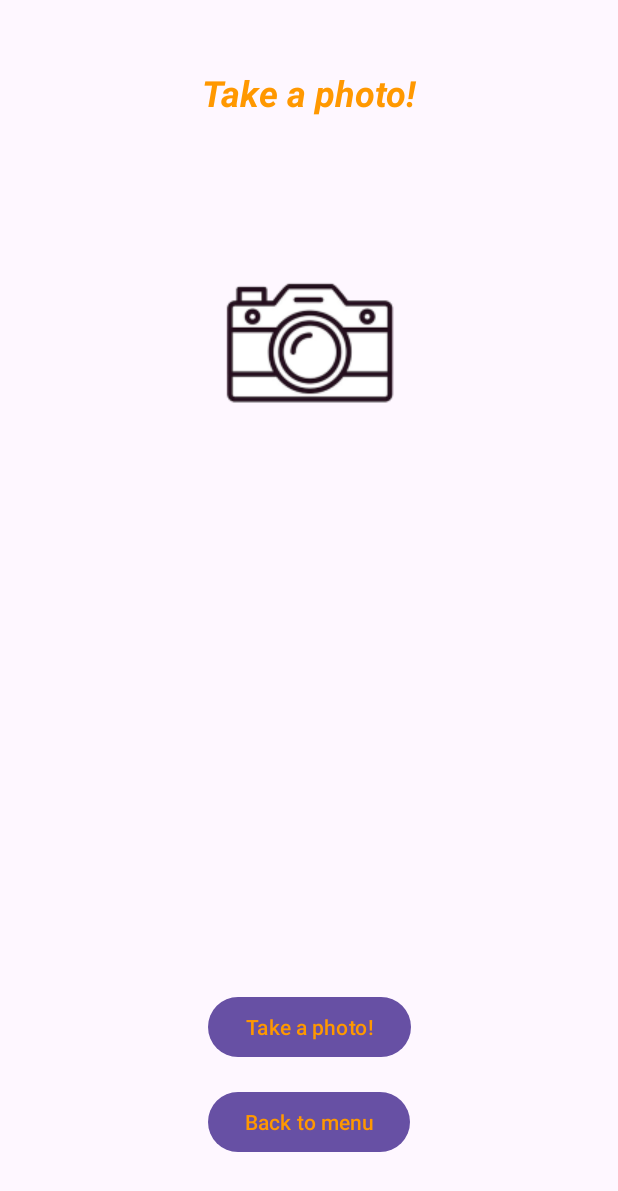
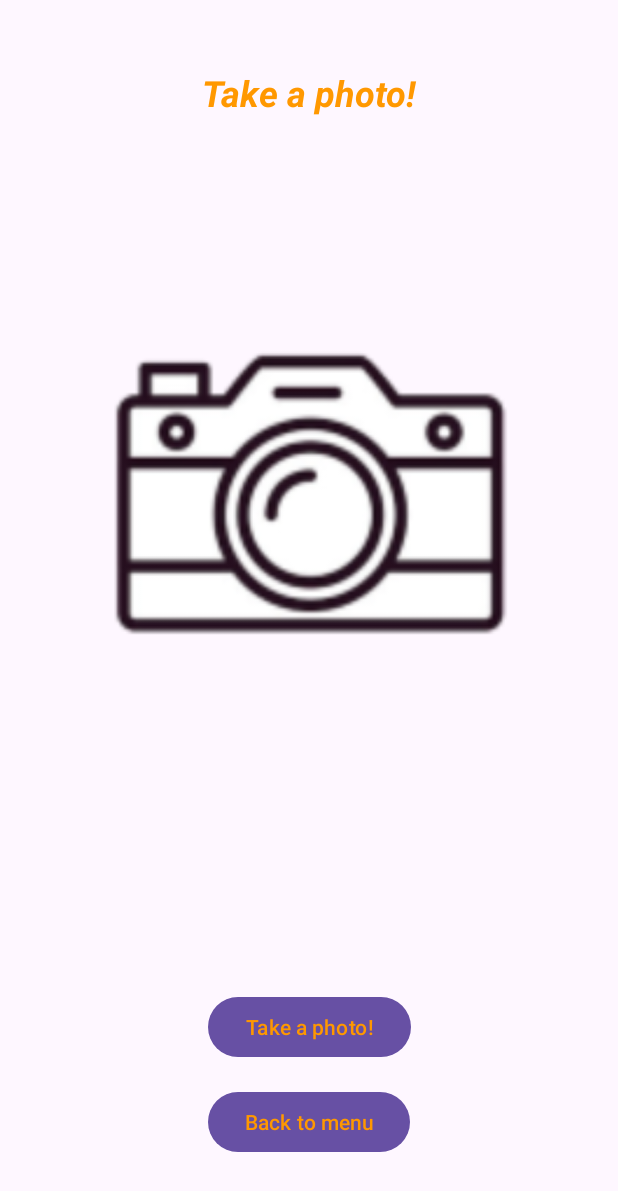
Before and after one commit to davplanes/Predefined_Contracts, an Android app: the Camera_Activity screen opened directly, with no data from a screen before it, on a phone screen of 412 x 824 dp. Shown: the top 1191 px of the screen. Run offline under Robolectric (Android 15) with nearby library versions, the phone set to English and light mode, and no system bars.

Commit message:
Added the code for the camera and did a few last layout edits

```diff
--- a/app/src/main/java/com/davidkerman/myapplication/Call_Activity.java
+++ b/app/src/main/java/com/davidkerman/myapplication/Call_Activity.java
@@ -76,7 +76,7 @@ public class Call_Activity extends AppCompatActivity {
         dialast      = findViewById(R.id.dialast);
         dialhash     = findViewById(R.id.dialhash);
         callbutton   = findViewById(R.id.callbutton);
-        tomenu       = findViewById(R.id.tomenubutton_call);
+        tomenu       = findViewById(R.id.tomenubutton_cam);
 
         setListeners();
     }
--- a/app/src/main/java/com/davidkerman/myapplication/Camera_Activity.java
+++ b/app/src/main/java/com/davidkerman/myapplication/Camera_Activity.java
@@ -1,17 +1,40 @@
 package com.davidkerman.myapplication;
 
+import android.content.DialogInterface;
+import android.content.Intent;
 import android.graphics.Bitmap;
+import android.graphics.ImageDecoder;
+import android.net.Uri;
+import android.os.Build;
 import android.os.Bundle;
+import android.provider.MediaStore;
+import android.view.View;
 import android.widget.Button;
 import android.widget.ImageView;
 
 import androidx.activity.EdgeToEdge;
+import androidx.activity.result.ActivityResult;
+import androidx.activity.result.ActivityResultCallback;
+import androidx.activity.result.ActivityResultLauncher;
+import androidx.activity.result.contract.ActivityResultContracts;
 import androidx.appcompat.app.AppCompatActivity;
 import androidx.core.graphics.Insets;
 import androidx.core.view.ViewCompat;
 import androidx.core.view.WindowInsetsCompat;
 
+import com.google.android.material.dialog.MaterialAlertDialogBuilder;
+
+import java.io.IOException;
+
 public class Camera_Activity extends AppCompatActivity {
+
+    private ImageView photo;
+    private Button    cambutton;
+    private Bitmap    picture;
+    private Button    tomenu;
+
+    private ActivityResultLauncher<Void>   cameralauncher;
+    private ActivityResultLauncher<Intent> gallerylauncher;
 
     @Override
     protected void onCreate(Bundle savedInstanceState) {
@@ -23,5 +46,84 @@ public class Camera_Activity extends AppCompatActivity {
             v.setPadding(systemBars.left, systemBars.top, systemBars.right, systemBars.bottom);
             return insets;
         });
+
+        initializeVies();
+        setLaunchers();
+    }
+
+    private void initializeVies() {
+        photo     = findViewById(R.id.photo);
+        cambutton = findViewById(R.id.cambutton);
+        tomenu    = findViewById(R.id.tomenubutton_cam);
+
+        setListeners();
+    }
+
+    private void setListeners() {
+        cambutton.setOnClickListener(new View.OnClickListener() {
+            @Override
+            public void onClick(View view) {
+                new MaterialAlertDialogBuilder(Camera_Activity.this)
+                        .setTitle("Picture")
+                        .setMessage("Take a picture")
+                        .setPositiveButton("Camera", new DialogInterface.OnClickListener() {
+                            @Override
+                            public void onClick(DialogInterface dialogInterface, int i) {
+                                cameralauncher.launch(null);
+                            }
+                        })
+                        .setNegativeButton("Gallery", new DialogInterface.OnClickListener() {
+                            @Override
+                            public void onClick(DialogInterface dialogInterface, int i) {
+                                Intent gallintent = new Intent(Intent.ACTION_PICK, MediaStore.Images.Media.EXTERNAL_CONTENT_URI);
+                                gallerylauncher.launch(gallintent);
+                            }
+                        })
+                        .setNeutralButton("Cancel", null)
+                        .setCancelable(true)
+                        .show();
+            }
+        });
+
+        tomenu.setOnClickListener(new View.OnClickListener() {
+            @Override
+            public void onClick(View view) {
+                Intent intent = new Intent(Camera_Activity.this, MainActivity.class);
+                startActivity(intent);
+            }
+        });
+    }
+
+    private void setLaunchers() {
+        cameralauncher = registerForActivityResult(new ActivityResultContracts.TakePicturePreview(), new ActivityResultCallback<Bitmap>() {
+            @Override
+            public void onActivityResult(Bitmap o) {
+                picture = o;
+                photo.setImageBitmap(picture);
+            }
+        });
+
+        gallerylauncher = registerForActivityResult(new ActivityResultContracts.StartActivityForResult(), new ActivityResultCallback<ActivityResult>() {
+            @Override
+            public void onActivityResult(ActivityResult o) {
+                if (o.getResultCode() == RESULT_OK && o.getData() != null){
+                    Uri imageUri = o.getData().getData();
+                    try{
+                        picture = uriToBitmap(imageUri);
+                        photo.setImageBitmap(picture);
+                    }
+                    catch (Exception ex) {}
+                }
+            }
+        });
+    }
+
+    private Bitmap uriToBitmap(Uri uri) throws IOException {
+        if (Build.VERSION.SDK_INT >= Build.VERSION_CODES.P){
+            return ImageDecoder.decodeBitmap(ImageDecoder.createSource(getContentResolver(), uri));
+        }
+        else{
+            return MediaStore.Images.Media.getBitmap(getContentResolver(), uri);
+        }
     }
 }
--- a/app/src/main/java/com/davidkerman/myapplication/MainActivity.java
+++ b/app/src/main/java/com/davidkerman/myapplication/MainActivity.java
@@ -48,7 +48,7 @@ public class MainActivity extends AppCompatActivity {
     }
 
     private void initializeViews() {
-        tocall = findViewById(R.id.tocall);
+        tocall  = findViewById(R.id.tocall);
         tophoto = findViewById(R.id.tophoto);
 
         setListeners();
--- a/app/src/main/res/layout/activity_call.xml
+++ b/app/src/main/res/layout/activity_call.xml
@@ -169,7 +169,7 @@
         app:layout_constraintTop_toBottomOf="@+id/dialast" />
 
     <Button
-        android:id="@+id/tomenubutton_call"
+        android:id="@+id/tomenubutton_cam"
         android:layout_width="wrap_content"
         android:layout_height="wrap_content"
         android:layout_marginStart="138dp"
--- a/app/src/main/res/layout/activity_camera.xml
+++ b/app/src/main/res/layout/activity_camera.xml
@@ -24,11 +24,11 @@
 
     <ImageView
         android:id="@+id/photo"
-        android:layout_width="wrap_content"
-        android:layout_height="wrap_content"
-        android:layout_marginStart="130dp"
+        android:layout_width="350dp"
+        android:layout_height="350dp"
+        android:layout_marginStart="30dp"
         android:layout_marginTop="75dp"
-        android:layout_marginEnd="130dp"
+        android:layout_marginEnd="30dp"
         app:layout_constraintEnd_toEndOf="parent"
         app:layout_constraintStart_toStartOf="parent"
         app:layout_constraintTop_toBottomOf="@+id/camtitle"
@@ -43,12 +43,12 @@
         android:layout_marginBottom="15dp"
         android:text="Take a photo!"
         android:textColor="#FF9800"
-        app:layout_constraintBottom_toTopOf="@+id/tomenubutton_call"
+        app:layout_constraintBottom_toTopOf="@+id/tomenubutton_cam"
         app:layout_constraintEnd_toEndOf="parent"
         app:layout_constraintStart_toStartOf="parent" />
 
     <Button
-        android:id="@+id/tomenubutton_call"
+        android:id="@+id/tomenubutton_cam"
         android:layout_width="wrap_content"
         android:layout_height="wrap_content"
         android:layout_marginStart="138dp"
```
